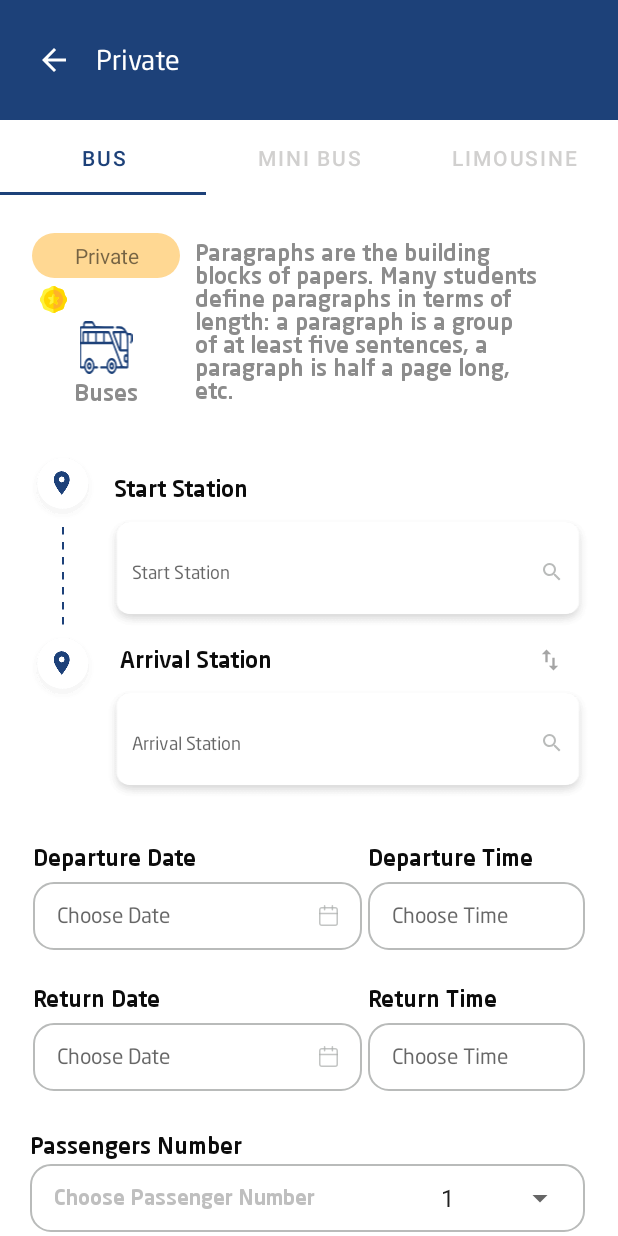
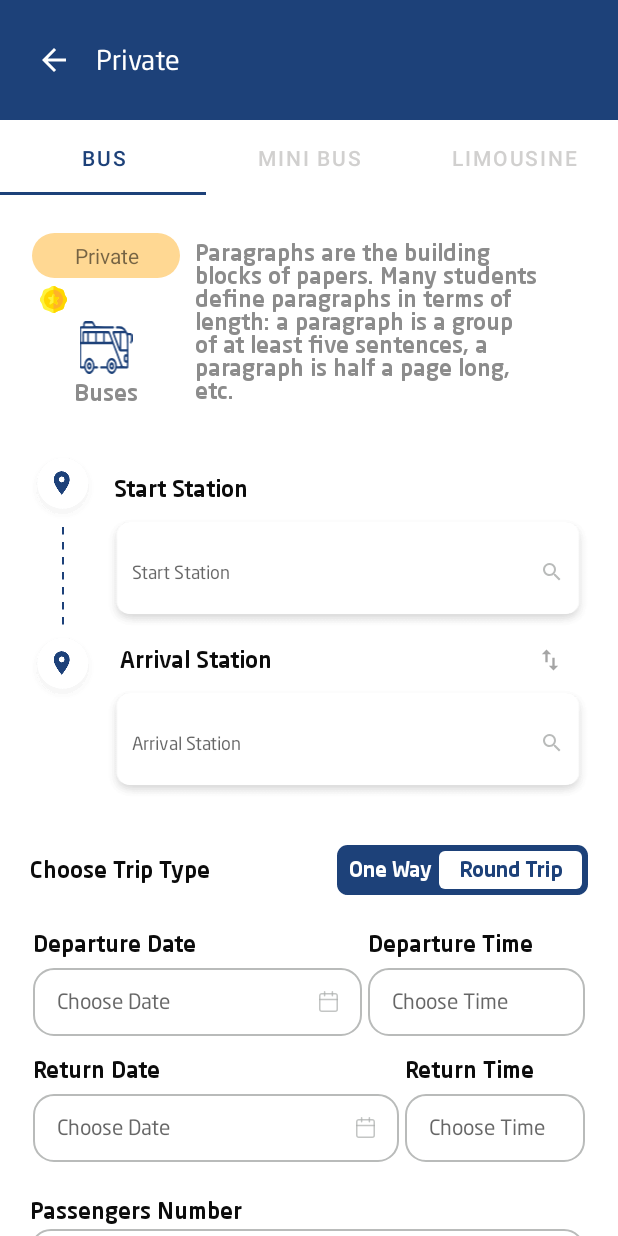
Before and after one commit to mohannadahmed00/TelefreikAndroidApp, an Android app built with Jetpack Compose: the fragment PrivateTripFragment shown on its own in the app's theme, on a phone screen of 412 x 824 dp. Run offline under Robolectric (Android 15) with nearby library versions, the phone set to English and light mode, and no system bars; libraries missing offline, so code that uses them is left out: androidx.multidex; 1 statement that could not run was skipped.

Commit message:
edits of last meeting have been handled

```diff
--- a/app/src/main/res/layout/fragment_home.xml
+++ b/app/src/main/res/layout/fragment_home.xml
@@ -128,6 +128,8 @@
                 android:id="@+id/btnSearch"
                 android:layout_width="wrap_content"
                 android:layout_height="wrap_content"
+                android:layout_marginTop="@dimen/_24dp"
+
                 android:fontFamily="@font/medium"
                 android:paddingHorizontal="@dimen/_30dp"
                 android:paddingTop="@dimen/_7dp"
--- a/app/src/main/res/layout/fragment_private_trip.xml
+++ b/app/src/main/res/layout/fragment_private_trip.xml
@@ -47,6 +47,12 @@
                 android:layout_height="wrap_content"
                 android:layout_marginHorizontal="@dimen/_16dp"
                 android:layout_marginTop="@dimen/_20dp" />
+            <include
+                android:id="@+id/includeTripType"
+                layout="@layout/view_trip_type"
+                android:layout_width="match_parent"
+                android:layout_height="wrap_content"
+                android:layout_marginHorizontal="@dimen/_20dp"/>
 
             <include
                 android:id="@+id/includeDates"
@@ -54,7 +60,7 @@
                 android:layout_width="match_parent"
                 android:layout_height="wrap_content"
                 android:layout_marginHorizontal="@dimen/_20dp"
-                android:layout_marginTop="@dimen/_24dp" />
+                android:layout_marginTop="@dimen/_20dp" />
 
             <include
                 android:id="@+id/includePassengersNumber"
@@ -62,7 +68,7 @@
                 android:layout_width="match_parent"
                 android:layout_height="wrap_content"
                 android:layout_marginHorizontal="@dimen/_20dp"
-                android:layout_marginTop="@dimen/_24dp" />
+                android:layout_marginTop="@dimen/_20dp" />
 
             <com.google.android.material.button.MaterialButton
                 android:id="@+id/btnSearch"
--- a/app/src/main/res/layout/fragment_search_results.xml
+++ b/app/src/main/res/layout/fragment_search_results.xml
@@ -48,7 +48,7 @@
             android:layout_width="match_parent"
             android:layout_height="wrap_content"
             android:layout_gravity="center"
-            android:visibility="visible"
+            android:visibility="gone"
             android:orientation="vertical">
 
             <include
--- a/app/src/main/res/layout/view_private_dates.xml
+++ b/app/src/main/res/layout/view_private_dates.xml
@@ -6,7 +6,6 @@
     android:orientation="vertical">
 
     <androidx.constraintlayout.widget.ConstraintLayout
-        android:paddingBottom="@dimen/_10dp"
         android:layout_width="match_parent"
         android:layout_height="wrap_content"
         android:visibility="visible">
@@ -78,7 +77,6 @@
     </androidx.constraintlayout.widget.ConstraintLayout>
     <androidx.constraintlayout.widget.ConstraintLayout
         android:layout_width="match_parent"
-        android:paddingTop="@dimen/_10dp"
         android:layout_height="wrap_content"
         android:visibility="visible">
 
@@ -101,6 +99,7 @@
             app:layout_constraintTop_toBottomOf="@+id/tvEndTimeTitle" />
 
         <TextView
+            android:paddingTop="@dimen/_10dp"
             android:id="@+id/tvEndTimeTitle"
             android:layout_width="wrap_content"
             android:layout_height="wrap_content"
@@ -116,9 +115,10 @@
             android:layout_width="wrap_content"
             android:layout_height="wrap_content"
             android:orientation="vertical"
-            app:layout_constraintGuide_percent="0.6" />
+            app:layout_constraintGuide_begin="248dp" />
 
         <TextView
+            android:paddingTop="@dimen/_10dp"
             android:id="@+id/tvEndDateTitle"
             android:layout_width="wrap_content"
             android:layout_height="wrap_content"
--- a/app/src/main/res/layout/view_private_passenger_number.xml
+++ b/app/src/main/res/layout/view_private_passenger_number.xml
@@ -35,18 +35,20 @@
 
         <TextView
             android:id="@+id/textView8"
-            android:layout_width="wrap_content"
+            android:layout_width="0dp"
+            android:layout_weight="2"
             android:layout_height="wrap_content"
             android:layout_gravity="start|center"
             android:fontFamily="@font/medium"
             android:text="@string/choose_passenger_number"
-            android:textAlignment="center"
+            android:textAlignment="textStart"
             android:textColor="@color/gray5"
             android:textSize="@dimen/_14sp" />
 
         <Spinner
             android:id="@+id/spinAdults"
-            android:layout_width="match_parent"
+            android:layout_width="0dp"
+            android:layout_weight="1"
             android:layout_height="@dimen/_45dp"
             android:layout_marginHorizontal="@dimen/_2dp"
             android:fontFamily="@font/regular"
```
Also changed, not shown: app/src/main/java/com/teleferik/ui/privateTrip/PrivateTripFragment.kt (+64 -0 lines), app/src/main/java/com/teleferik/ui/privateTrip/PrivateTripViewModel.kt (+9 -0 lines), app/src/main/res/layout/view_number_picker.xml (added, +42 -0 lines).
